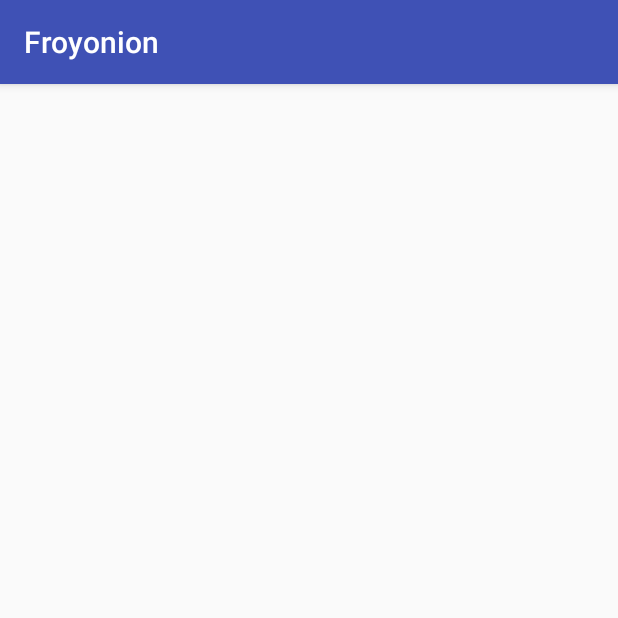
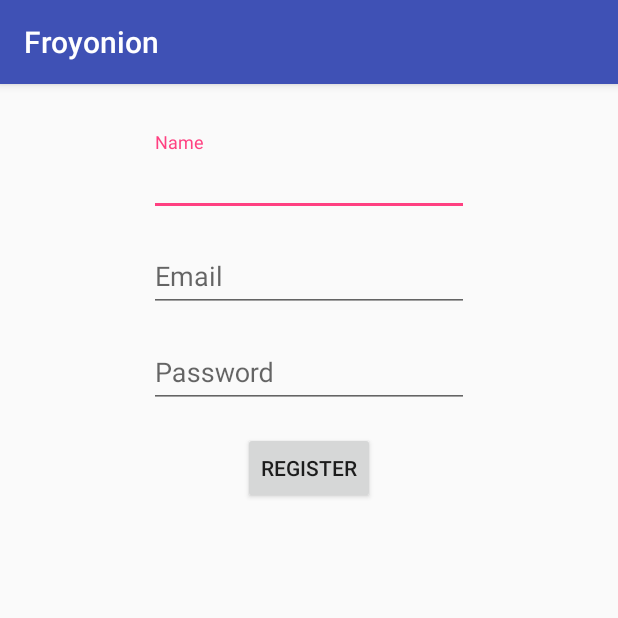
Before and after one commit to viyyan/froyonion, an Android app: the screen it shows after launch (MainActivity before the commit, RegisterActivity after it), on a phone screen of 412 x 824 dp, the top half of it. Run offline under Robolectric (Android 15) with nearby library versions, the phone set to English and light mode, and no system bars; our stand-ins replace Volley.

Commit message:
add register page

```diff
--- a/app/build.gradle
+++ b/app/build.gradle
@@ -23,10 +23,12 @@ android {
 
 dependencies {
     compile fileTree(include: ['*.jar'], dir: 'libs')
+    compile project(':volley')
     compile 'com.android.support:appcompat-v7:23.4.0'
     compile 'com.android.support.constraint:constraint-layout:1.0.0-alpha1'
     testCompile 'junit:junit:4.12'
     androidTestCompile 'com.android.support.test.espresso:espresso-core:2.2.2'
     androidTestCompile 'com.android.support.test:runner:0.5'
     androidTestCompile 'com.android.support:support-annotations:23.4.0'
+    compile 'com.android.support:design:23.4.0'
 }
--- /dev/null
+++ b/app/src/main/java/id/co/froyo/froyonion/RegisterActivity.java
@@ -0,0 +1,81 @@
+package id.co.froyo.froyonion;
+
+import android.support.v7.app.AppCompatActivity;
+import android.os.Bundle;
+import android.util.Log;
+import android.view.View;
+import android.widget.Button;
+import android.widget.EditText;
+import android.widget.Toast;
+
+import com.android.volley.Request;
+import com.android.volley.Response;
+import com.android.volley.VolleyError;
+import com.android.volley.toolbox.JsonObjectRequest;
+
+import org.json.JSONObject;
+
+import java.util.HashMap;
+import java.util.Map;
+
+import id.co.froyo.froyonion.helper.SessionManager;
+
+public class RegisterActivity extends AppCompatActivity {
+    private EditText regName, regEmail, regPassword;
+    private Button regButton;
+    private SessionManager mSessionManager;
+
+    @Override
+    protected void onCreate(Bundle savedInstanceState) {
+        super.onCreate(savedInstanceState);
+        setContentView(R.layout.activity_register);
+        regName = (EditText) findViewById(R.id.regName);
+        regEmail = (EditText) findViewById(R.id.regEmail);
+        regPassword = (EditText) findViewById(R.id.regPassword);
+        regButton = (Button) findViewById(R.id.regButton);
+
+        mSessionManager = new SessionManager(getApplicationContext());
+
+        regButton.setOnClickListener(new CustomOnClickListener());
+
+    }
+
+    private class CustomOnClickListener implements View.OnClickListener {
+        @Override
+        public void onClick(View v) {
+            String url = "https://api.froyonion.com/user/create";
+
+            if(!isEmpty(regName) && !isEmpty(regEmail) && !isEmpty(regPassword)) {
+                JsonObjectRequest jsonObjectRequest = new JsonObjectRequest(Request.Method.POST, url, null, new Response.Listener<JSONObject>() {
+                    @Override
+                    public void onResponse(JSONObject response) {
+                        Log.i("register Res", response.toString());
+                    }
+                }, new Response.ErrorListener() {
+                    @Override
+                    public void onErrorResponse(VolleyError error) {
+                        Log.e("error", error.toString());
+
+                    }
+                })
+                {
+                    @Override
+                    protected Map<String, String> getParams(){
+                        Map<String, String> params = new HashMap<String, String>();
+                        params.put("fullname", regName.getText().toString());
+                        params.put("email", regEmail.getText().toString());
+                        params.put("password", regPassword.getText().toString());
+                        return params;
+                    }
+                };
+            } else {
+                Log.i("error", "Fill all fields");
+
+            }
+        }
+    }
+
+    private boolean isEmpty(EditText eText) {
+        return eText.getText().toString().trim().length() == 0;
+    }
+}
--- /dev/null
+++ b/app/src/main/java/id/co/froyo/froyonion/helper/SessionManager.java
@@ -0,0 +1,65 @@
+package id.co.froyo.froyonion.helper;
+
+import android.content.Context;
+import android.content.Intent;
+import android.content.SharedPreferences;
+
+import java.util.HashMap;
+
+/**
+ * Created by Fian on 6/13/16.
+ */
+
+public class SessionManager {
+    private Context context;
+    public SharedPreferences pref;
+    public SharedPreferences.Editor editor;
+    public String PREF_NAME = "FroyonionApp";
+    public int PRIVATE_MODE = 0;
+    public String   IS_LOGIN = "isLoggedIn",
+                    KEY_USERID = "userId",
+                    KEY_NAME = "name",
+                    KEY_EMAIL = "email",
+                    KEY_TOKEN = "loginToken";
+
+    public SessionManager(Context mContext) {
+        this.context = mContext;
+        this.pref = context.getSharedPreferences(PREF_NAME, PRIVATE_MODE);
+        this.editor = pref.edit();
+    }
+
+    /** Save new Session */
+    public void saveSession(String userId, String name, String email, String token) {
+        editor.putBoolean(IS_LOGIN, true);
+        editor.putString(KEY_USERID, userId);
+        editor.putString(KEY_NAME, name);
+        editor.putString(KEY_EMAIL, email);
+        editor.putString(KEY_TOKEN, token);
+        editor.commit();
+    }
+
+    /** Check user is Logged in*/
+    public boolean isLoggedIn() {
+        return pref.getBoolean(IS_LOGIN, false);
+    }
+
+    /** Get user data */
+    public HashMap<String, String> getUserData() {
+        HashMap<String, String> user = new HashMap<String, String>();
+        user.put(KEY_USERID, pref.getString(KEY_USERID, null));
+        user.put(KEY_NAME, pref.getString(KEY_NAME, null));
+        user.put(KEY_EMAIL, pref.getString(KEY_EMAIL, null));
+        user.put(KEY_TOKEN, pref.getString(KEY_TOKEN, null));
+        return user;
+    }
+
+    /** Clear Session */
+    public void clearSession(){
+        editor.clear();
+        editor.commit();
+//        Intent i = new Intent(context, FormSignupActivity.class);
+//        i.setFlags(Intent.FLAG_ACTIVITY_NEW_TASK | Intent.FLAG_ACTIVITY_CLEAR_TASK);
+//        context.startActivity(i);
+    }
+
+}
--- /dev/null
+++ b/app/src/main/res/layout/activity_register.xml
@@ -0,0 +1,61 @@
+<?xml version="1.0" encoding="utf-8"?>
+<LinearLayout xmlns:android="http://schemas.android.com/apk/res/android"
+    xmlns:app="http://schemas.android.com/apk/res-auto"
+    xmlns:tools="http://schemas.android.com/tools"
+    android:id="@+id/activity_register"
+    android:layout_width="match_parent"
+    android:layout_height="match_parent"
+    android:orientation="vertical"
+    android:gravity="center_horizontal"
+    tools:context="id.co.froyo.froyonion.RegisterActivity">
+
+    <android.support.design.widget.TextInputLayout
+        android:id="@+id/input_layout_name"
+        android:layout_width="wrap_content"
+        android:layout_height="wrap_content"
+        android:layout_marginTop="32dp">
+        <EditText
+            android:layout_width="wrap_content"
+            android:layout_height="wrap_content"
+            android:inputType="textPersonName"
+            android:hint="Name"
+            android:ems="10"
+            android:layout_margin="8dp"
+            android:id="@+id/regName" />
+    </android.support.design.widget.TextInputLayout>
+
+    <android.support.design.widget.TextInputLayout
+        android:id="@+id/input_layout_email"
+        android:layout_width="wrap_content"
+        android:layout_height="wrap_content">
+        <EditText
+            android:layout_width="wrap_content"
+            android:layout_height="wrap_content"
+            android:inputType="textEmailAddress"
+            android:ems="10"
+            android:hint="Email"
+            android:layout_margin="8dp"
+            android:id="@+id/regEmail" />
+    </android.support.design.widget.TextInputLayout>
+
+    <android.support.design.widget.TextInputLayout
+        android:id="@+id/input_layout_password"
+        android:layout_width="wrap_content"
+        android:layout_height="wrap_content">
+        <EditText
+            android:layout_width="wrap_content"
+            android:layout_height="wrap_content"
+            android:inputType="textPassword"
+            android:ems="10"
+            android:hint="Password"
+            android:layout_margin="8dp"
+            android:id="@+id/regPassword" />
+    </android.support.design.widget.TextInputLayout>
+
+    <Button
+        android:text="Register"
+        android:layout_width="wrap_content"
+        android:layout_height="wrap_content"
+        android:layout_margin="8dp"
+        android:id="@+id/regButton" />
+</LinearLayout>
--- a/build.gradle
+++ b/build.gradle
@@ -5,7 +5,7 @@ buildscript {
         jcenter()
     }
     dependencies {
-        classpath 'com.android.tools.build:gradle:2.2.0-alpha1'
+        classpath 'com.android.tools.build:gradle:2.1.0'
 
         // NOTE: Do not place your application dependencies here; they belong
         // in the individual module build.gradle files
--- a/settings.gradle
+++ b/settings.gradle
@@ -1 +1 @@
-include ':app'
+include ':app', ':volley'
```
Also changed, not shown: app/src/main/AndroidManifest.xml (+15 -4 lines), app/src/main/java/id/co/froyo/froyonion/LoginActivity.java (added, +13 -0 lines), app/src/main/java/id/co/froyo/froyonion/MainActivity.java (+92 -14 lines), app/src/main/java/id/co/froyo/froyonion/helper/LeDeviceListAdapter.java (renamed from app/src/main/java/id/co/froyo/froyonion/LeDeviceListAdapter.java, +11 -2 lines), app/src/main/res/layout/activity_login.xml (added, +10 -0 lines).
